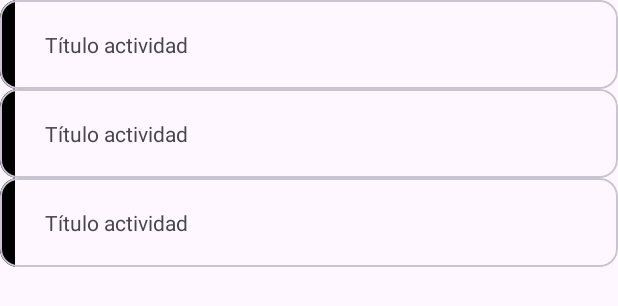
After one commit to diegogd04/DiaryBook, an Android app: the layout fragment_activity_list.xml on its own in the app's theme, with its tools: preview values and no code run, on a phone screen of 412 x 824 dp. The commit adds this screen. Shown: the top 306 px of the screen. Run offline under Robolectric (Android 15) with nearby library versions, the phone set to English and light mode, and no system bars.

Commit message:
Crear vista listado de actividades.

```diff
--- /dev/null
+++ b/app/src/main/res/layout/fragment_activity_list.xml
@@ -0,0 +1,12 @@
+<?xml version="1.0" encoding="utf-8"?>
+<LinearLayout xmlns:android="http://schemas.android.com/apk/res/android"
+    xmlns:tools="http://schemas.android.com/tools"
+    android:layout_width="match_parent"
+    android:layout_height="match_parent">
+
+    <androidx.recyclerview.widget.RecyclerView
+        android:layout_width="match_parent"
+        android:layout_height="match_parent"
+        tools:listitem="@layout/view_activity_item" />
+
+</LinearLayout>
--- /dev/null
+++ b/app/src/main/res/layout/view_activity_item.xml
@@ -0,0 +1,23 @@
+<?xml version="1.0" encoding="utf-8"?>
+<com.google.android.material.card.MaterialCardView xmlns:android="http://schemas.android.com/apk/res/android"
+    android:layout_width="match_parent"
+    android:layout_height="wrap_content">
+
+    <LinearLayout
+        android:layout_width="match_parent"
+        android:layout_height="wrap_content"
+        android:orientation="horizontal">
+
+        <LinearLayout
+            style="@style/activity_item_color"
+            android:layout_height="match_parent" />
+
+        <com.google.android.material.textview.MaterialTextView
+            style="@style/activity_item_text"
+            android:layout_width="match_parent"
+            android:layout_height="wrap_content"
+            android:text="@string/activity_item_text_tool" />
+
+    </LinearLayout>
+
+</com.google.android.material.card.MaterialCardView>
--- a/app/src/main/res/values/strings.xml
+++ b/app/src/main/res/values/strings.xml
@@ -1,3 +1,6 @@
 <resources>
+
     <string name="app_name">DiaryBook</string>
+    <string name="activity_item_text_tool">Título actividad</string>
+
 </resources>
--- /dev/null
+++ b/app/src/main/res/values/style_dimens.xml
@@ -0,0 +1,7 @@
+<?xml version="1.0" encoding="utf-8"?>
+<resources>
+
+    <dimen name="activity_item_color_width">10dp</dimen>
+    <dimen name="activity_item_text_padding">20dp</dimen>
+
+</resources>
--- /dev/null
+++ b/app/src/main/res/values/styles.xml
@@ -0,0 +1,13 @@
+<?xml version="1.0" encoding="utf-8"?>
+<resources>
+
+    <style name="activity_item_color">
+        <item name="android:layout_width">@dimen/activity_item_color_width</item>
+        <item name="android:background">@color/black</item>
+    </style>
+
+    <style name="activity_item_text">
+        <item name="android:padding">@dimen/activity_item_text_padding</item>
+    </style>
+
+</resources>
```
